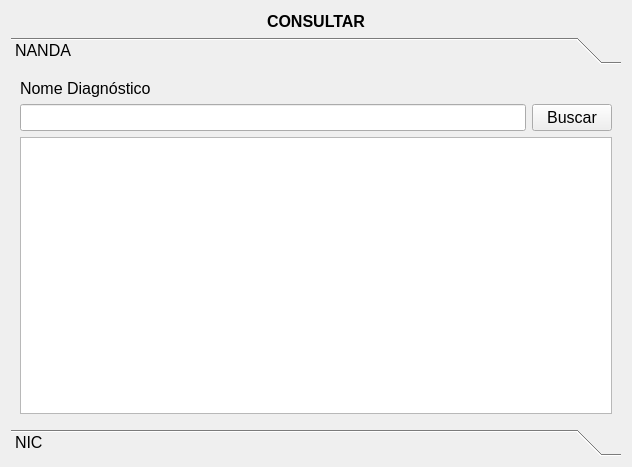
The window that GUI/explorer.ui (LCapanelli/RP3) describes before a commit, drawn with Qt 5.
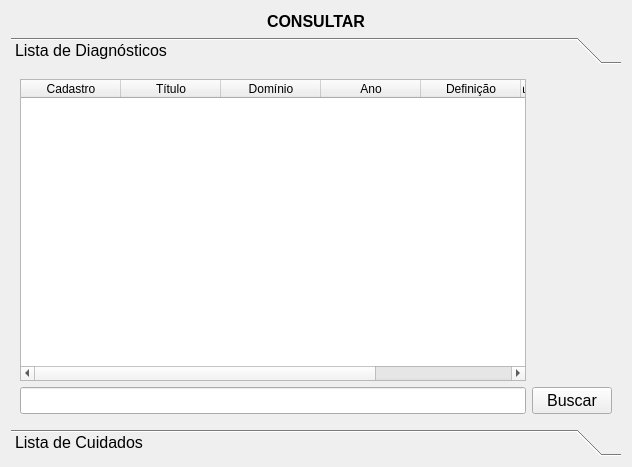
The same window after the commit. The open tabs and pages were chosen to show the change.

```diff
--- a/GUI/explorer.ui
+++ b/GUI/explorer.ui
@@ -78,16 +78,9 @@
        </rect>
       </property>
       <attribute name="label">
-       <string>NANDA</string>
+       <string>Lista de Diagnósticos </string>
       </attribute>
       <layout class="QGridLayout" name="gridLayout_2">
-       <item row="0" column="0">
-        <widget class="QLabel" name="label_2">
-         <property name="text">
-          <string>Nome Diagnóstico</string>
-         </property>
-        </widget>
-       </item>
        <item row="1" column="0">
         <widget class="QLineEdit" name="lineEdit"/>
        </item>
@@ -98,8 +91,44 @@
          </property>
         </widget>
        </item>
-       <item row="2" column="0" colspan="2">
-        <widget class="QTableWidget" name="tW_showDiagnosReadyOnly"/>
+       <item row="0" column="0">
+        <widget class="QTableWidget" name="tW_showDiagnosReadyOnly">
+         <column>
+          <property name="text">
+           <string>Cadastro</string>
+          </property>
+         </column>
+         <column>
+          <property name="text">
+           <string>Título</string>
+          </property>
+         </column>
+         <column>
+          <property name="text">
+           <string>Domínio</string>
+          </property>
+         </column>
+         <column>
+          <property name="text">
+           <string>Ano</string>
+          </property>
+         </column>
+         <column>
+          <property name="text">
+           <string>Definição</string>
+          </property>
+         </column>
+         <column>
+          <property name="text">
+           <string>Características Definidoras</string>
+          </property>
+         </column>
+         <column>
+          <property name="text">
+           <string>Fatores Relacionados</string>
+          </property>
+         </column>
+        </widget>
        </item>
       </layout>
      </widget>
@@ -113,7 +142,7 @@
        </rect>
       </property>
       <attribute name="label">
-       <string>NIC</string>
+       <string>Lista de Cuidados</string>
       </attribute>
       <layout class="QGridLayout" name="gridLayout_3">
        <item row="0" column="0">
```
Left out of the diff: 2 changed lines with no effect on the pictures.
